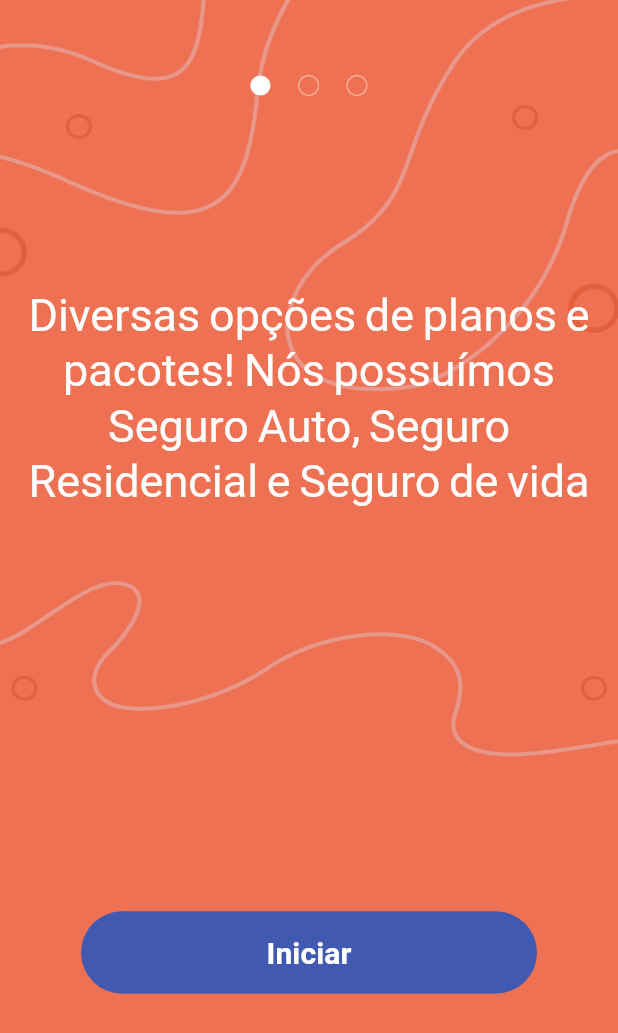
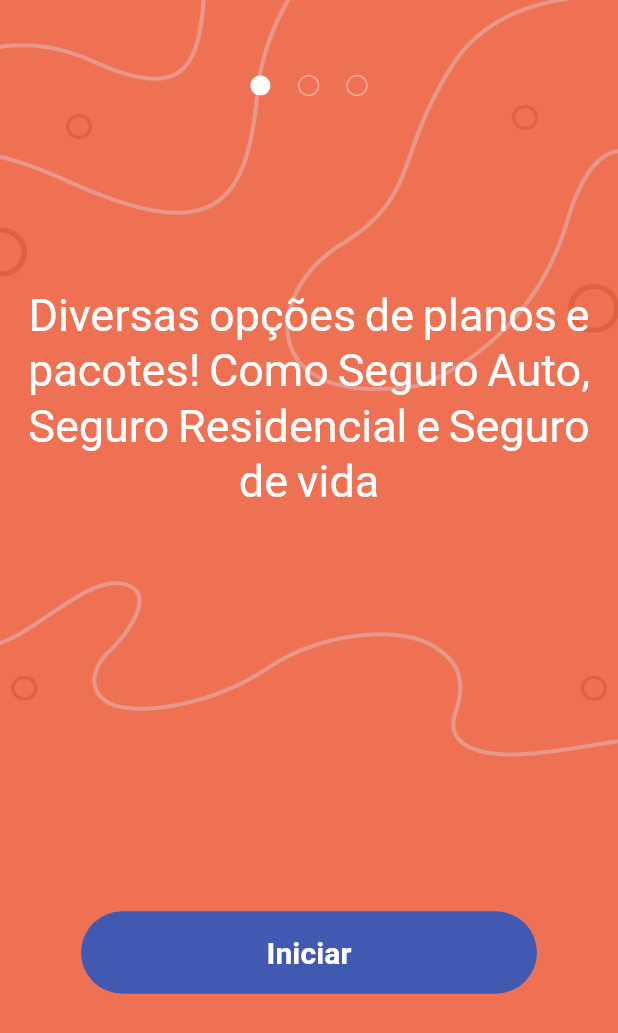
Before and after one commit to gutovesco/hackagr1d-mobile, a Flutter app: the GooeyEdgeDemo screen opened directly, on a phone screen of 412 x 824 dp. Shown: the top 1033 px of the screen. Run offline on Flutter 3.47's test engine with Material 2 defaults, Android fonts, the phone set to English and light mode, and no system bars; our stand-ins replace curved_navigation_bar, flutter_screenutil, font_awesome_flutter, google_fonts, rflutter_alert.

Commit message:
last commit

```diff
--- a/lib/src/screens/splash/demo.dart
+++ b/lib/src/screens/splash/demo.dart
@@ -22,7 +22,7 @@ class _GooeyEdgeDemoState extends State<GooeyEdgeDemo> {
           ContentCard(
             color: 'Red',
             altColor: Color(0xFF4259B2),
-            title: "Diversas opções de planos e pacotes! Nós possuímos Seguro Auto, Seguro Residencial e Seguro de vida",
+            title: "Diversas opções de planos e pacotes! Como Seguro Auto, Seguro Residencial e Seguro de vida",
             subtitle: '',
           ),
           ContentCard(
@@ -35,7 +35,7 @@ class _GooeyEdgeDemoState extends State<GooeyEdgeDemo> {
           ContentCard(
             color: 'Blue',
             altColor: Color(0xFFFFB138),
-            title: "Uma vez contratado pela plataforma, você segue pontuando com a gente e acumula cada vez mais pontos por eventos como pagamentos em dia, renovação do seguro e não ocorrência de sinistros.",
+            title: "Dentro da plataforma você segue pontuando caso mantenha os pagamentos em dia, renove o seguro e não ocorra nenhum sinistro.",
             subtitle:
             '',
           ),
```
